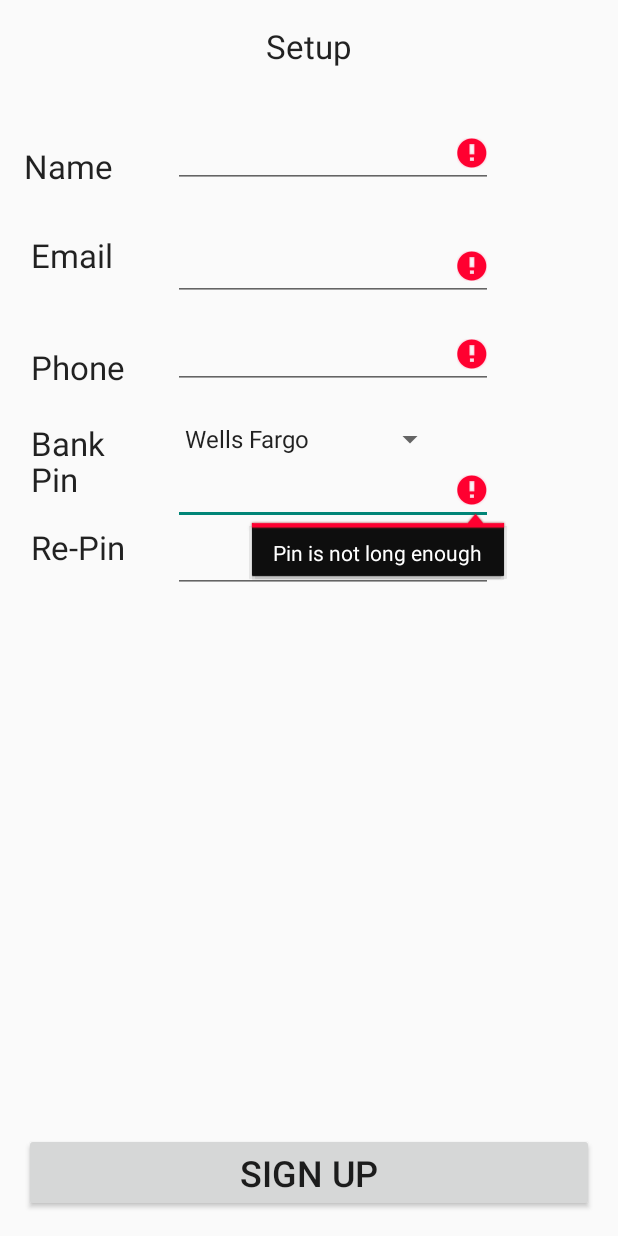
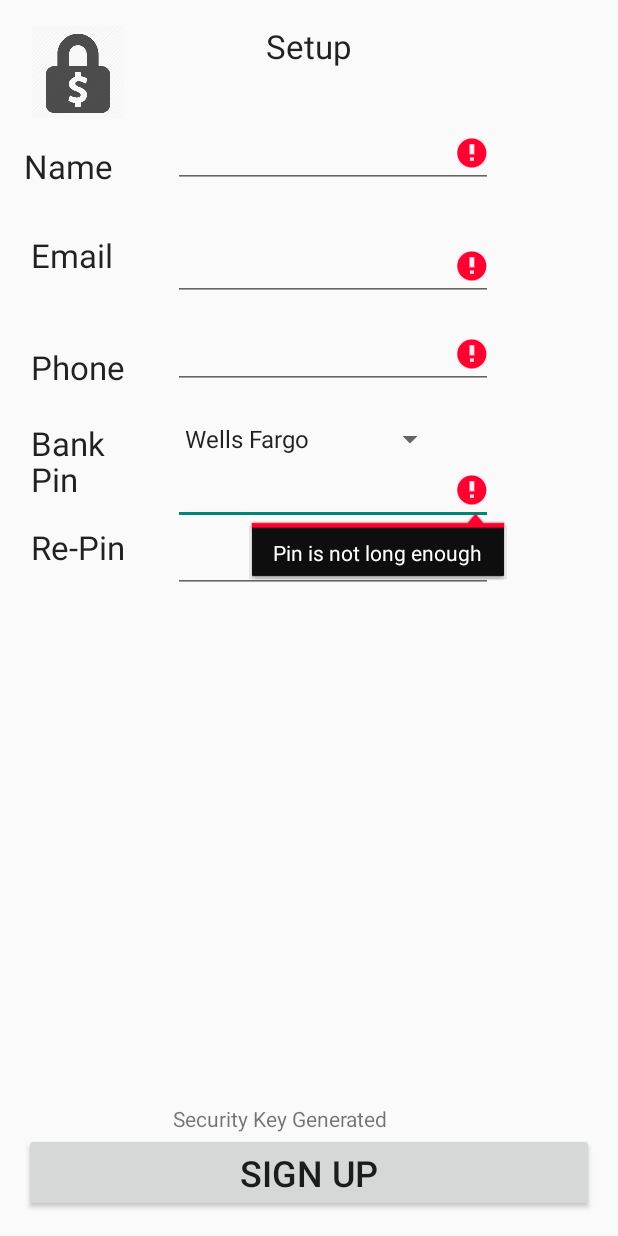
Before and after one commit to drewart/secure-pos, an Android app: the screen it shows after launch (MainActivity), after a tap on "SIGN UP", on a phone screen of 412 x 824 dp. Run offline under Robolectric (Android 15) with nearby library versions, the phone set to English and light mode, and no system bars.

Commit message:
added security
encrypt pin
encode public-key
send public-key

```diff
--- a/app/build.gradle
+++ b/app/build.gradle
@@ -22,4 +22,5 @@ android {
 dependencies {
     compile fileTree(dir: 'libs', include: ['*.jar'])
     compile 'com.android.support:appcompat-v7:22.0.0'
+    compile files('libs/commons-codec-1.10.jar')
 }
--- a/app/src/main/java/com/drewart/securepos/securepos/MainActivity.java
+++ b/app/src/main/java/com/drewart/securepos/securepos/MainActivity.java
@@ -4,6 +4,7 @@ import android.app.Activity;
 import android.content.Context;
 import android.content.Intent;
 import android.content.SharedPreferences;
+import android.media.Image;
 import android.os.AsyncTask;
 import android.support.v7.app.ActionBarActivity;
 import android.os.Bundle;
@@ -17,7 +18,9 @@ import android.view.ViewDebug;
 import android.widget.ArrayAdapter;
 import android.widget.Button;
 import android.widget.EditText;
+import android.widget.ImageView;
 import android.widget.Spinner;
+import android.widget.TextView;
 import android.widget.Toast;
 
 import org.apache.http.HttpEntity;
@@ -35,8 +38,17 @@ import org.json.JSONStringer;
 import java.io.BufferedReader;
 import java.io.InputStream;
 import java.io.InputStreamReader;
+import java.security.InvalidKeyException;
+import java.security.KeyPair;
+import java.security.NoSuchAlgorithmException;
 import java.util.ArrayList;
 import java.util.List;
+import java.util.Timer;
+import java.util.concurrent.Executor;
+
+import javax.crypto.BadPaddingException;
+import javax.crypto.IllegalBlockSizeException;
+import javax.crypto.NoSuchPaddingException;
 
 
 public class MainActivity extends Activity {
@@ -53,18 +65,29 @@ public class MainActivity extends Activity {
     private InputStream is=null;
     private String result=null;
     private String line=null;
+    private String publicKey = "";
     private int code;
+
     private Spinner bankListSpinner;
     private EditText nameView = null;
     private EditText emailView = null;
     private EditText phoneView = null;
     private EditText pinView = null;
     private EditText rePinView = null;
+    private TextView secureMsg = null;
+
+
+    private Secure secure;
 
     @Override
     protected void onCreate(Bundle savedInstanceState) {
         super.onCreate(savedInstanceState);
         setContentView(R.layout.activity_main);
+
+        secure = new Secure();
+        new KeyGenTask().execute(secure);
+
+
         // TODO: maybe download from server and have a local cache
         addBankList();
 
@@ -73,8 +96,9 @@ public class MainActivity extends Activity {
        phoneView   = (EditText) findViewById(R.id.editTextPhone);
        pinView      = (EditText) findViewById(R.id.editTextPin);
        rePinView    = (EditText) findViewById(R.id.editTextPin2);
+        secureMsg   = (TextView) findViewById(R.id.securityMsgView);
+       bankListSpinner     = (Spinner) findViewById(R.id.spinnerBank);
 
-       bankListSpinner     = (Spinner) findViewById(R.id.spinnerBank);
 
         Button mSignUpButton = (Button)findViewById(R.id.signUp_button);
         mSignUpButton.setOnClickListener(new View.OnClickListener() {
@@ -84,7 +108,7 @@ public class MainActivity extends Activity {
                 email   = emailView.getText().toString();
                 phone   = phoneView.getText().toString();
                 bank    = bankListSpinner.getSelectedItem().toString();
-                // todo encrypt here
+
                 pin     = pinView.getText().toString();
                 pin2    = rePinView.getText().toString();
 
@@ -97,14 +121,7 @@ public class MainActivity extends Activity {
 
     // gantlet of field validation
     protected boolean validate() {
-        // TODO: add logic
-        // Check for a valid password, if the user entered one.
-       /* if (!TextUtils.isEmpty(password) && !isPasswordValid(password)) {
-            mPasswordView.setError(getString(R.string.error_invalid_password));
-            focusView = mPasswordView;
-            cancel = true;
-        }
-        */
+
         boolean valid = true;
         View focusView = null;
 
@@ -149,11 +166,16 @@ public class MainActivity extends Activity {
             focusView = rePinView;
             valid = false;
         }
+        else if (!secure.HasKeyPair()) {
+            secureMsg.setVisibility(View.VISIBLE);
+            secureMsg.setText("Security Key Not Generated");
+            valid = false;
+        }
 
         if (!valid)
             focusView.requestFocus();
 
-        return true;
+        return valid;
     }
 
     private boolean isEmailValid(String email) {
@@ -207,7 +229,7 @@ public class MainActivity extends Activity {
         return super.onOptionsItemSelected(item);
     }
 
-
+    // test sending json string of data
     public String jsonString() {
         String json = null;
         try {
@@ -229,6 +251,12 @@ public class MainActivity extends Activity {
 
     }
 
+    public void ShowIcon() {
+        ImageView iconView = (ImageView)findViewById(R.id.iconImage);
+        iconView.setVisibility(View.VISIBLE);
+
+    }
+
 
     public void signUp() {
 
@@ -238,17 +266,14 @@ public class MainActivity extends Activity {
         nameValuePairs.add(new BasicNameValuePair("phone",phone));
         nameValuePairs.add(new BasicNameValuePair("bank", bank));
         // encrypted
-        nameValuePairs.add(new BasicNameValuePair("pin", pin));
 
-        /*try {
-        //TODO encrypted pin
-            Secure secure = new Secure();
-            secure.GenKey();
+        try {
+
             nameValuePairs.add(new BasicNameValuePair("pin", secure.Encrypt(pin)));
-
+            nameValuePairs.add(new BasicNameValuePair("public-key", publicKey));
         } catch (Exception e) {
             Log.e("Fail 1-1", e.toString());
-        }*/
+        }
 
 
         mAuthTask = new AddUser(nameValuePairs);
@@ -331,7 +356,9 @@ public class MainActivity extends Activity {
                     SharedPreferences.Editor prefEditor = sharedPref.edit();
 
                     prefEditor.putString("email",email);
-                    prefEditor.putBoolean("registered",true);
+                    prefEditor.putBoolean("registered", true);
+                    prefEditor.putString("secure.private-key", secure.GetPrivateKeyStringBase64());
+                    prefEditor.putString("secure.public-key",publicKey);
 
                     // save settings
                     prefEditor.apply();
@@ -360,4 +387,35 @@ public class MainActivity extends Activity {
 //        }
 
     }
+
+
+    private class KeyGenTask extends AsyncTask<Secure, Integer, KeyPair> {
+        protected KeyPair doInBackground(Secure... secure) {
+
+            KeyPair pair = null;
+            try {
+                pair = secure[0].GenKey();
+                publishProgress(1);
+            } catch (Exception e) {
+                e.printStackTrace();
+            }
+            return pair;
+        }
+
+        protected void onProgressUpdate(Integer... progress) {
+            //setProgressPercent(progress[0]);
+        }
+
+        protected void onPostExecute(KeyPair pair) {
+            pair.getPrivate();
+            // set public key
+            publicKey = Secure.GetPublicBase64(pair);
+
+
+            secureMsg.setVisibility(View.VISIBLE);
+            secureMsg.setText("Security Key Generated");
+            ShowIcon();
+        }
+    }
+
 }
--- a/app/src/main/res/layout/activity_main.xml
+++ b/app/src/main/res/layout/activity_main.xml
@@ -148,4 +148,28 @@
         android:layout_alignLeft="@+id/editTextPin"
         android:layout_alignStart="@+id/editTextPin" />
 
+    <ImageView
+        android:layout_width="wrap_content"
+        android:layout_height="wrap_content"
+        android:id="@+id/iconImage"
+        android:src="@mipmap/icon"
+        android:visibility="invisible"
+        android:layout_alignParentTop="true"
+        android:layout_alignLeft="@+id/emailLabel"
+        android:layout_alignStart="@+id/emailLabel"
+        android:layout_above="@+id/editTextName"
+        android:layout_alignRight="@+id/textView3"
+        android:layout_alignEnd="@+id/textView3" />
+
+    <TextView
+        android:layout_width="wrap_content"
+        android:layout_height="wrap_content"
+        android:textAppearance="?android:attr/textAppearanceSmall"
+        android:text="Security Key Not Set"
+        android:id="@+id/securityMsgView"
+        android:layout_above="@+id/signUp_button"
+        android:layout_alignLeft="@+id/editTextPin2"
+        android:layout_alignStart="@+id/editTextPin2"
+        android:visibility="invisible" />
+
 </RelativeLayout>
--- a/app/src/main/res/values/strings.xml
+++ b/app/src/main/res/values/strings.xml
@@ -14,4 +14,5 @@
     <string name="pin_error_length">Pin is not long enough</string>
     <string name="pin_error_match">Pin does not match</string>
     <string name="phone_digit_length">Phone is not long enough</string>
+    <string name="encryption_generated">encryption generated</string>
 </resources>
```
Also changed, not shown: app/src/main/java/com/drewart/securepos/securepos/ActivationActivity.java (+12 -0 lines), app/src/main/java/com/drewart/securepos/securepos/Secure.java (+80 -18 lines), app/src/main/res/layout/activity_activation.xml (+15 -0 lines), app/src/main/res/layout/activity_barcodedisplay.xml (+8 -1 lines), 1 other file.
